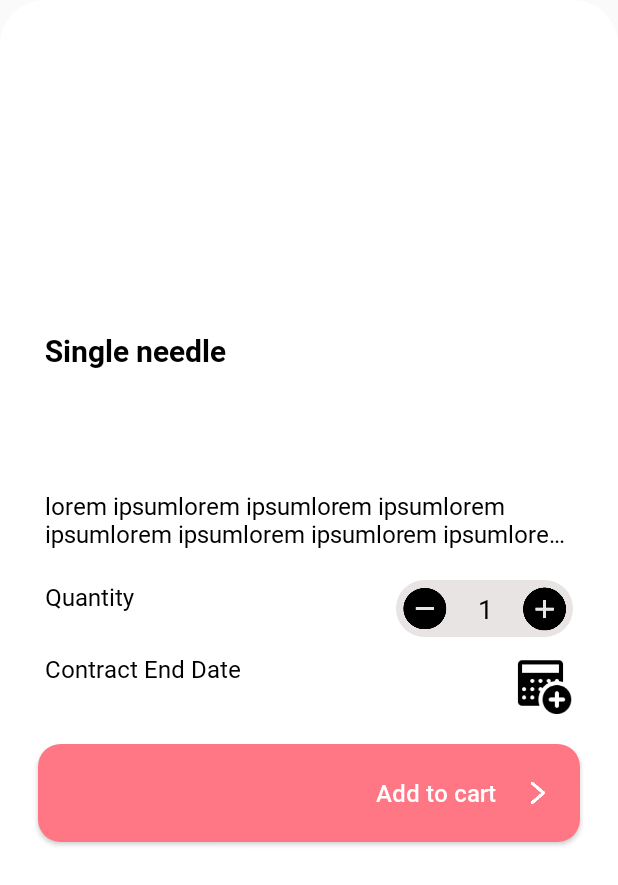
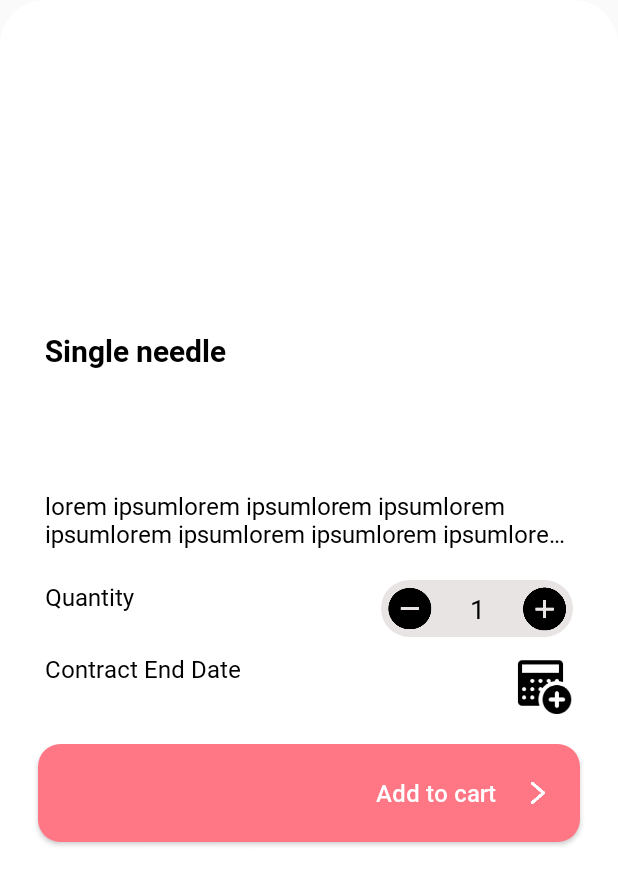
Before and after one commit to UdeeshaBandara/Ensol-User, an Android app: the layout bottom_sheet_cart.xml on its own in the app's theme, with its tools: preview values and no code run, on a phone screen of 412 x 824 dp. Shown: the top 885 px of the screen. Run offline under Robolectric (Android 15) with nearby library versions, the phone set to English and light mode, and no system bars; plain views replace RoundedImageView.

Commit message:
Added minor improvements

```diff
--- a/app/build.gradle
+++ b/app/build.gradle
@@ -12,7 +12,7 @@ android {
         applicationId "rwp.five.buyer"
         minSdk 26
         targetSdk 32
-        versionCode 1
+        versionCode 4
         versionName "1.0"
 
         testInstrumentationRunner "androidx.test.runner.AndroidJUnitRunner"
--- a/app/src/main/res/layout/bottom_sheet_cart.xml
+++ b/app/src/main/res/layout/bottom_sheet_cart.xml
@@ -138,17 +138,16 @@
                 <TextView
 
                     android:id="@+id/txt_qty"
-                    android:layout_width="match_parent"
+                    android:layout_width="60dp"
                     android:layout_height="match_parent"
                     android:layout_gravity="center"
-                    android:paddingHorizontal="20dp"
                     android:background="@drawable/quantity_background"
                     android:ellipsize="end"
                     android:fontFamily="@font/roboto_regular"
                     android:gravity="center"
-                    android:inputType="number"
                     android:maxLength="4"
                     android:maxLines="1"
+                    android:paddingHorizontal="5dp"
                     android:text="1"
                     android:textColor="@color/black"
                     android:textSize="18sp" />
--- a/app/src/main/res/layout/item_repair.xml
+++ b/app/src/main/res/layout/item_repair.xml
@@ -2,7 +2,7 @@
 <androidx.cardview.widget.CardView xmlns:android="http://schemas.android.com/apk/res/android"
     xmlns:app="http://schemas.android.com/apk/res-auto"
     android:layout_width="match_parent"
-    android:layout_height="150dp"
+    android:layout_height="wrap_content"
     android:layout_marginHorizontal="15dp"
     android:layout_marginTop="10dp"
     app:cardCornerRadius="15dp"
@@ -170,7 +170,7 @@
                 android:id="@+id/description"
                 android:layout_width="match_parent"
                 android:layout_height="wrap_content"
-
+                android:layout_marginBottom="10dp"
                 android:layout_gravity="start"
                 android:layout_marginTop="5dp"
                 android:layout_marginEnd="5dp"
```
Also changed, not shown: app/src/main/java/rwp/five/buyer/RegisterActivity.kt (+6 -3 lines), app/src/main/java/rwp/five/buyer/ViewRepairActivity.kt (+15 -4 lines).
